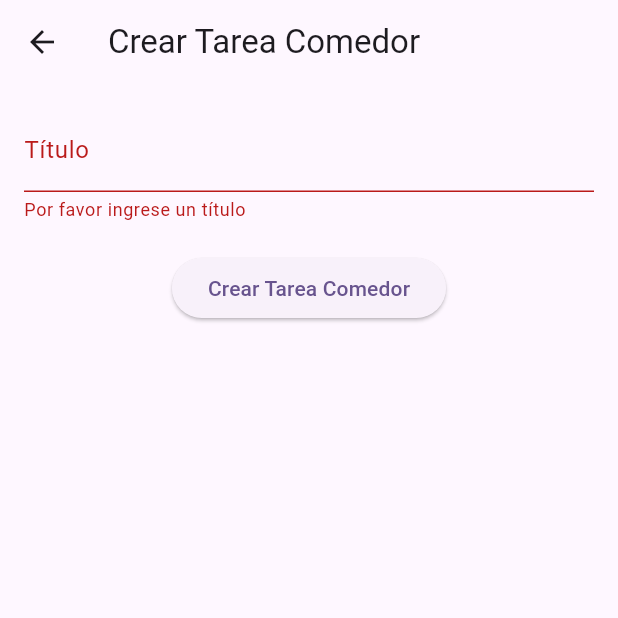
After one commit to MDA-Y-DGP/App, a Flutter app: the CrearTareaComedor screen opened directly, after a tap on "Crear Tarea Comedor", on a phone screen of 412 x 824 dp, the top half of it. The commit adds this screen. Run offline on Flutter 3.47's test engine with Material 3 defaults, Android fonts, the phone set to English and light mode, and no system bars; our stand-ins replace cloud_firestore, firebase_core, firebase_storage, image_picker; accounts and stored records are empty.

Commit message:
Añadido tareas ,tareas de comedor y su creación

```diff
--- /dev/null
+++ b/agenda_ptval/lib/vista/crear_tarea_comedor.dart
@@ -0,0 +1,64 @@
+import 'package:flutter/material.dart';
+import 'package:agenda_ptval/controlador/tarea_comedor_controller.dart';
+import 'package:agenda_ptval/modelo/tarea_comedor_modelo.dart';
+
+class CrearTareaComedor extends StatefulWidget {
+  @override
+  _CrearTareaComedorState createState() => _CrearTareaComedorState();
+}
+
+class _CrearTareaComedorState extends State<CrearTareaComedor> {
+  final _formKey = GlobalKey<FormState>();
+  final _tituloController = TextEditingController();
+  final TareaComedorController _tareaComedorController = TareaComedorController();
+
+  @override
+  Widget build(BuildContext context) {
+    return Scaffold(
+      appBar: AppBar(
+        title: Text('Crear Tarea Comedor'),
+      ),
+      body: Padding(
+        padding: const EdgeInsets.all(16.0),
+        child: Form(
+          key: _formKey,
+          child: Column(
+            children: [
+              TextFormField(
+                controller: _tituloController,
+                decoration: InputDecoration(labelText: 'Título'),
+                validator: (value) {
+                  if (value == null || value.isEmpty) {
+                    return 'Por favor ingrese un título';
+                  }
+                  return null;
+                },
+              ),
+              SizedBox(height: 20),
+              ElevatedButton(
+                onPressed: () async {
+                  if (_formKey.currentState!.validate()) {
+                    TareaComedor nuevaTareaComedor = TareaComedor(
+                      idTareaComedor: 0, // El ID será asignado por el controlador
+                      titulo: _tituloController.text,
+                      fecha: DateTime.now(),
+                    );
+
+                    await _tareaComedorController.crearTareaComedor(nuevaTareaComedor);
+
+                    ScaffoldMessenger.of(context).showSnackBar(
+                      SnackBar(content: Text('Tarea de comedor creada exitosamente')),
+                    );
+
+                    _tituloController.clear();
+                  }
+                },
+                child: Text('Crear Tarea Comedor'),
+              ),
+            ],
+          ),
+        ),
+      ),
+    );
+  }
+}
```
Also changed, not shown: agenda_ptval/lib/vista/crear_tarea.dart (+8 -45 lines), agenda_ptval/lib/controlador/tarea_comedor_controller.dart (added), agenda_ptval/lib/modelo/tarea_comedor_modelo.dart (added).
